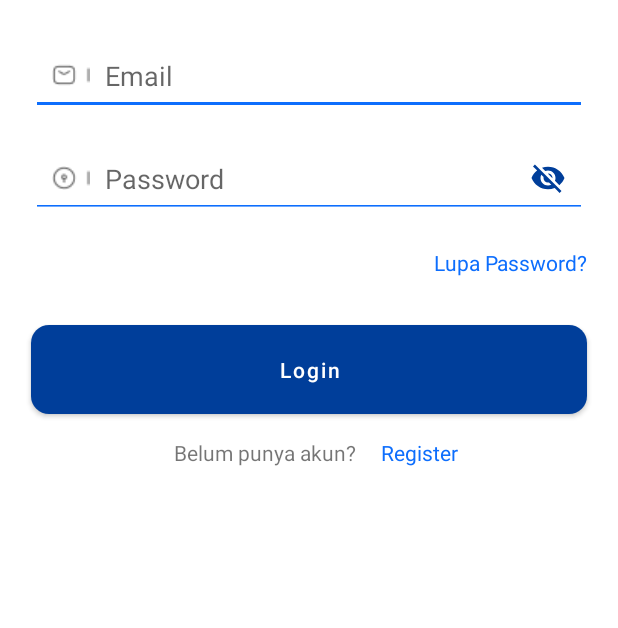
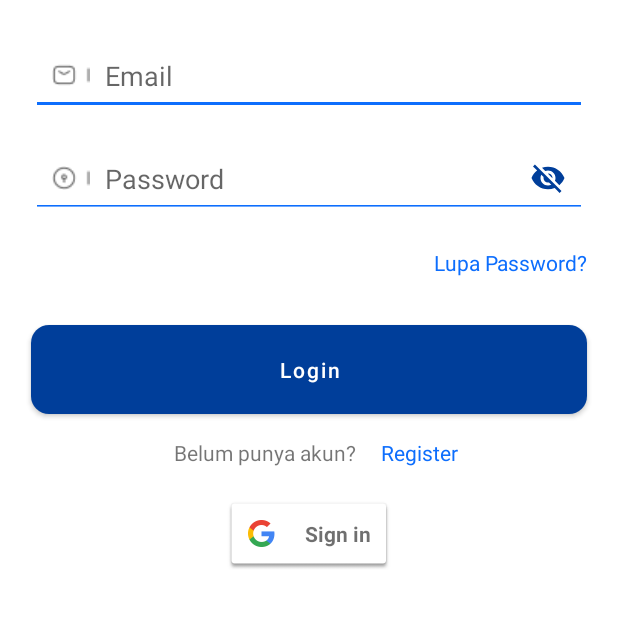
Before and after one commit to aryasatyaokta/adapinjam-mobile, an Android app: the screen it shows after launch (LoginActivity), on a phone screen of 412 x 824 dp, the part 368-996 px from its top. Run offline under Robolectric (Android 15) with nearby library versions, the phone set to English and light mode, and no system bars.

Commit message:
Update Google Auth

```diff
--- /dev/null
+++ b/app/src/main/java/id/co/bcaf/adapinjam/data/model/GoogleAuthRequest.kt
@@ -0,0 +1,5 @@
+package id.co.bcaf.adapinjam.data.model
+
+data class GoogleAuthRequest(
+    val idToken: String
+)
--- a/app/src/main/java/id/co/bcaf/adapinjam/data/network/ApiService.kt
+++ b/app/src/main/java/id/co/bcaf/adapinjam/data/network/ApiService.kt
@@ -17,6 +17,9 @@ import retrofit2.http.Path
 interface ApiService {
     @POST("api/v1/auth/login")
     suspend fun login(@Body request: LoginRequest): Response<LoginResponse>
+
+    @POST("api/v1/auth/login-google")
+    suspend fun loginWithGoogle(@Body request: GoogleAuthRequest): LoginResponse
 
     @POST("api/v1/auth/register-customer")
     suspend fun register(@Body request: RegisterRequest): Response<RegisterResponse>
--- a/app/src/main/res/layout/activity_login.xml
+++ b/app/src/main/res/layout/activity_login.xml
@@ -151,4 +151,14 @@
         app:layout_constraintStart_toStartOf="parent"
         app:layout_constraintTop_toBottomOf="@id/btnLogin" />
 
+    <com.google.android.gms.common.SignInButton
+        android:id="@+id/btnGoogleSignIn"
+        android:layout_width="wrap_content"
+        android:layout_height="wrap_content"
+        android:layout_marginTop="20dp"
+        app:layout_constraintTop_toBottomOf="@id/Register"
+        app:layout_constraintStart_toStartOf="parent"
+        app:layout_constraintEnd_toEndOf="parent" />
+
+
 </androidx.constraintlayout.widget.ConstraintLayout>
```
Also changed, not shown: app/src/main/java/id/co/bcaf/adapinjam/ui/login/LoginActivity.kt (+73 -6 lines), 1 other file.
